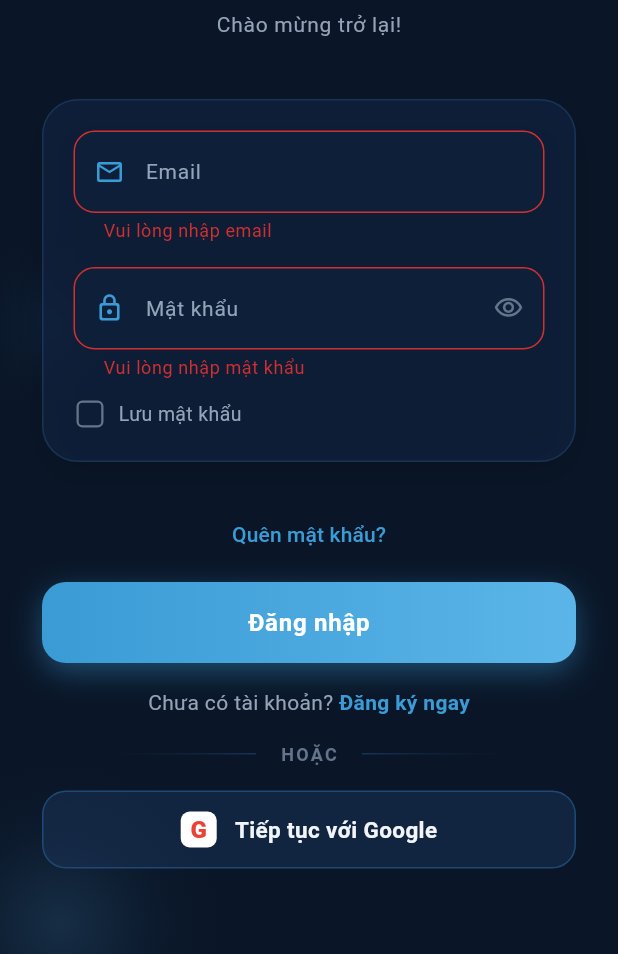
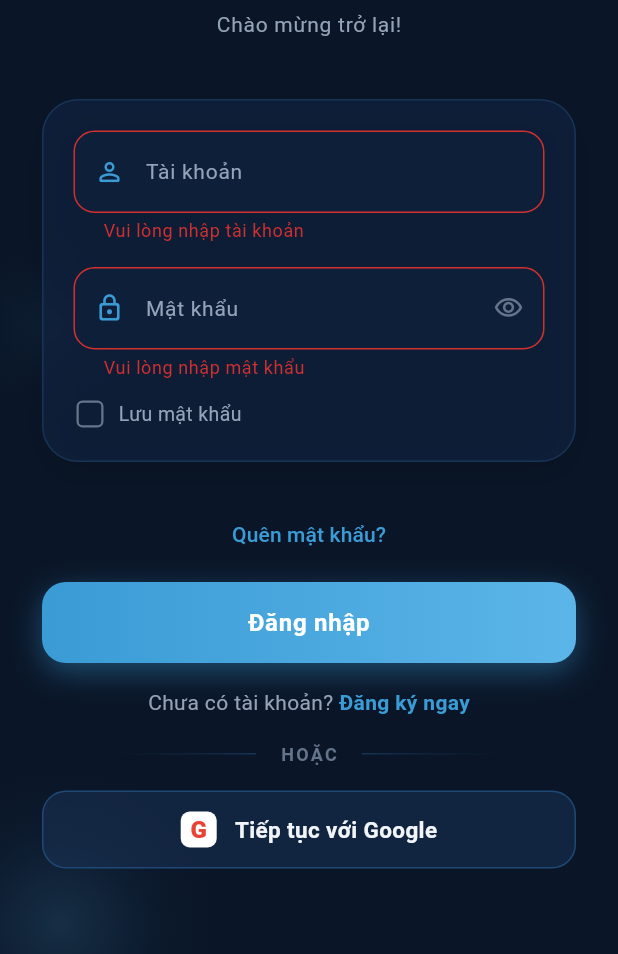
Before and after one commit to haoluuquoc/BetterME, a Flutter app: the screen it shows after launch, after a tap on "Đăng nhập", on a phone screen of 412 x 824 dp, the part 282-1236 px from its top. Run offline on Flutter 3.47's test engine with Material 3 defaults, Android fonts, the phone set to English and light mode, and no system bars; our stand-ins replace cloud_firestore, firebase_auth, firebase_core, flutter_local_notifications, google_sign_in, image_picker and 5 more; missing offline and left inert: android_alarm_manager_plus, health; accounts and stored records are empty.

Commit message:
feat: Fix login by username, remove water card info, fix home-health data sync, optimize pedometer & backfill missed step days

```diff
--- a/lib/frontend/screens/health_screen.dart
+++ b/lib/frontend/screens/health_screen.dart
@@ -189,9 +189,9 @@ class _HealthScreenState extends State<HealthScreen>
   Widget build(BuildContext context) {
     final theme = Theme.of(context);
     return Scaffold(
-      backgroundColor: _bgColor,
+      backgroundColor: Colors.transparent,
       appBar: AppBar(
-        backgroundColor: _bgColor,
+        backgroundColor: Colors.transparent,
         surfaceTintColor: Colors.transparent,
         foregroundColor: Colors.white,
         title: const Text('Sức khỏe'),
--- a/lib/frontend/screens/login_screen.dart
+++ b/lib/frontend/screens/login_screen.dart
@@ -6,6 +6,9 @@ import '../../app/theme/app_colors.dart';
 import '../../app/routes/app_routes.dart';
 import '../../services/auth_service.dart';
 import '../../services/firestore_service.dart';
+
+// Import for username-to-email resolution
+import 'package:cloud_firestore/cloud_firestore.dart';
 
 /// Login Screen - Giao diện đăng nhập premium với watercolor blue theme
 class LoginScreen extends StatefulWidget {
@@ -142,7 +145,8 @@ class _LoginScreenState extends State<LoginScreen>
     if (saved) {
       setState(() {
         _savePassword = true;
-        _emailController.text = prefs.getString('saved_email') ?? '';
+        // Load username/email - ưu tiên username
+        _emailController.text = prefs.getString('saved_username') ?? prefs.getString('saved_email') ?? '';
         _passwordController.text = prefs.getString('saved_password') ?? '';
       });
     }
@@ -158,12 +162,50 @@ class _LoginScreenState extends State<LoginScreen>
     super.dispose();
   }
 
+  /// Resolve username to email via Firestore
+  Future<String?> _resolveUsernameToEmail(String username) async {
+    try {
+      final query = await FirebaseFirestore.instance
+          .collection('usernames')
+          .doc(username.toLowerCase())
+          .get();
+      if (query.exists) {
+        return query.data()?['email'] as String?;
+      }
+      return null;
+    } catch (e) {
+      debugPrint('Username resolution error: \$e');
+      return null;
+    }
+  }
+
   Future<void> _login() async {
     if (!_formKey.currentState!.validate()) return;
 
     setState(() => _isLoading = true);
-    final email = _emailController.text.trim();
+    final input = _emailController.text.trim();
     final password = _passwordController.text;
+
+    // Determine if input is email or username
+    String email;
+    if (input.contains('@')) {
+      email = input;
+    } else {
+      // Resolve username to email
+      final resolved = await _resolveUsernameToEmail(input);
+      if (resolved == null) {
+        setState(() => _isLoading = false);
+        if (!mounted) return;
+        ScaffoldMessenger.of(context).showSnackBar(
+          const SnackBar(
+            content: Text('Không tìm thấy tài khoản với tên này'),
+            backgroundColor: AppColors.error,
+          ),
+        );
+        return;
+      }
+      email = resolved;
+    }
 
     final result = await _authService.loginWithEmail(
       email: email,
@@ -178,10 +220,12 @@ class _LoginScreenState extends State<LoginScreen>
       final prefs = await SharedPreferences.getInstance();
       if (_savePassword) {
         await prefs.setBool('save_password', true);
+        await prefs.setString('saved_username', input);
         await prefs.setString('saved_email', email);
         await prefs.setString('saved_password', password);
       } else {
         await prefs.setBool('save_password', false);
+        await prefs.remove('saved_username');
         await prefs.remove('saved_email');
         await prefs.remove('saved_password');
       }
@@ -612,19 +656,19 @@ class _LoginScreenState extends State<LoginScreen>
         key: _formKey,
         child: Column(
           children: [
-            // Email field
+            // Account field (username or email)
             _buildTextField(
               controller: _emailController,
-              label: 'Email',
-              hint: 'example@email.com',
-              icon: Icons.email_outlined,
-              keyboardType: TextInputType.emailAddress,
+              label: 'Tài khoản',
+              hint: 'Tên tài khoản hoặc email',
+              icon: Icons.person_outline_rounded,
+              keyboardType: TextInputType.text,
               validator: (value) {
-                if (value == null || value.isEmpty) {
-                  return 'Vui lòng nhập email';
+                if (value == null || value.trim().isEmpty) {
+                  return 'Vui lòng nhập tài khoản';
                 }
-                if (!value.contains('@')) {
-                  return 'Email không hợp lệ';
+                if (value.trim().length < 4) {
+                  return 'Tài khoản phải có ít nhất 4 ký tự';
                 }
                 return null;
               },
```
Also changed, not shown: lib/frontend/screens/home_screen.dart (+17 -43 lines), lib/frontend/screens/settings_screen.dart (+7 -1 lines), lib/services/firestore_service.dart (+9 -0 lines), lib/services/health_service.dart (+56 -15 lines).
